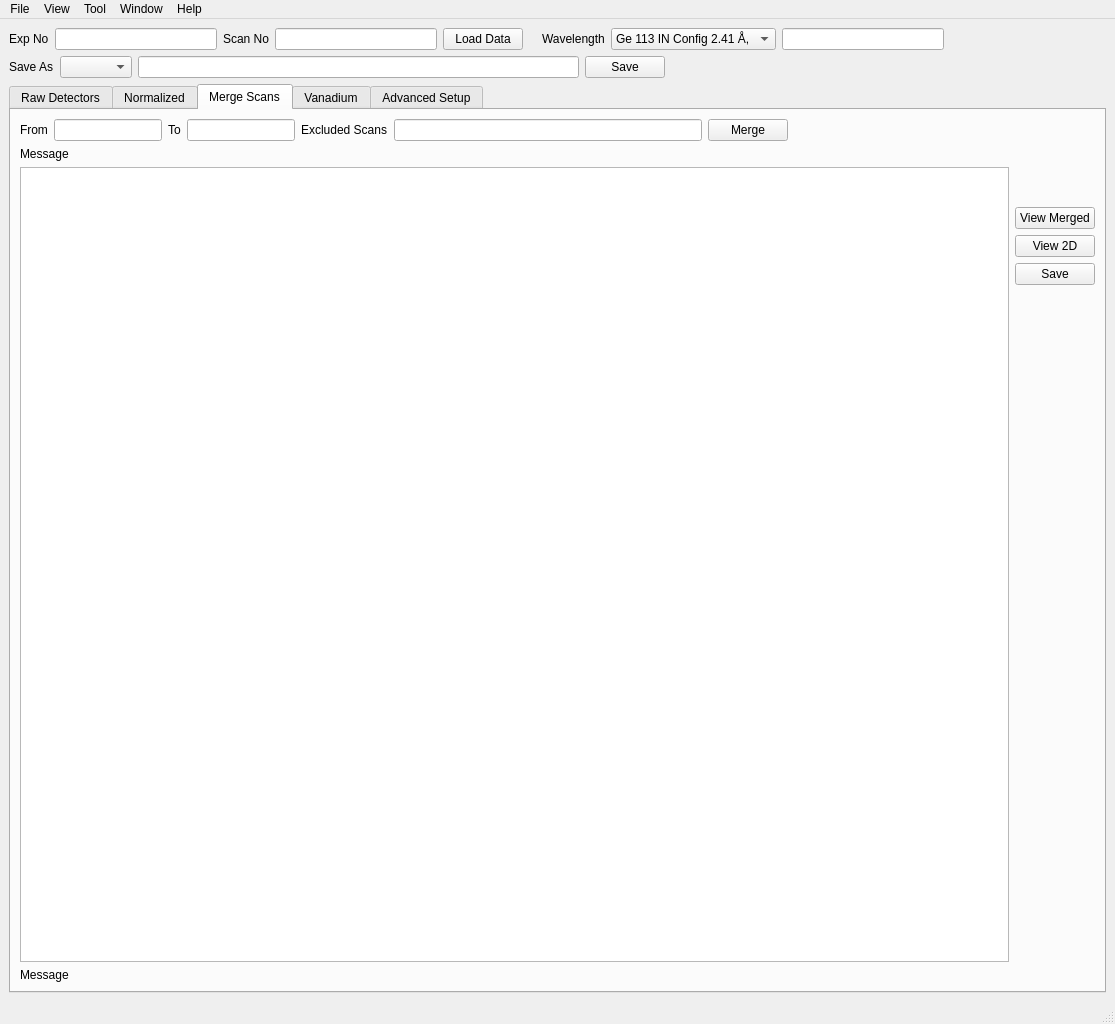
This is Code/Mantid/scripts/HFIRPowderReduction/Ui_MainWindow.ui in mantidproject/mantid as Qt 5 draws it before an edit. The edited form follows.
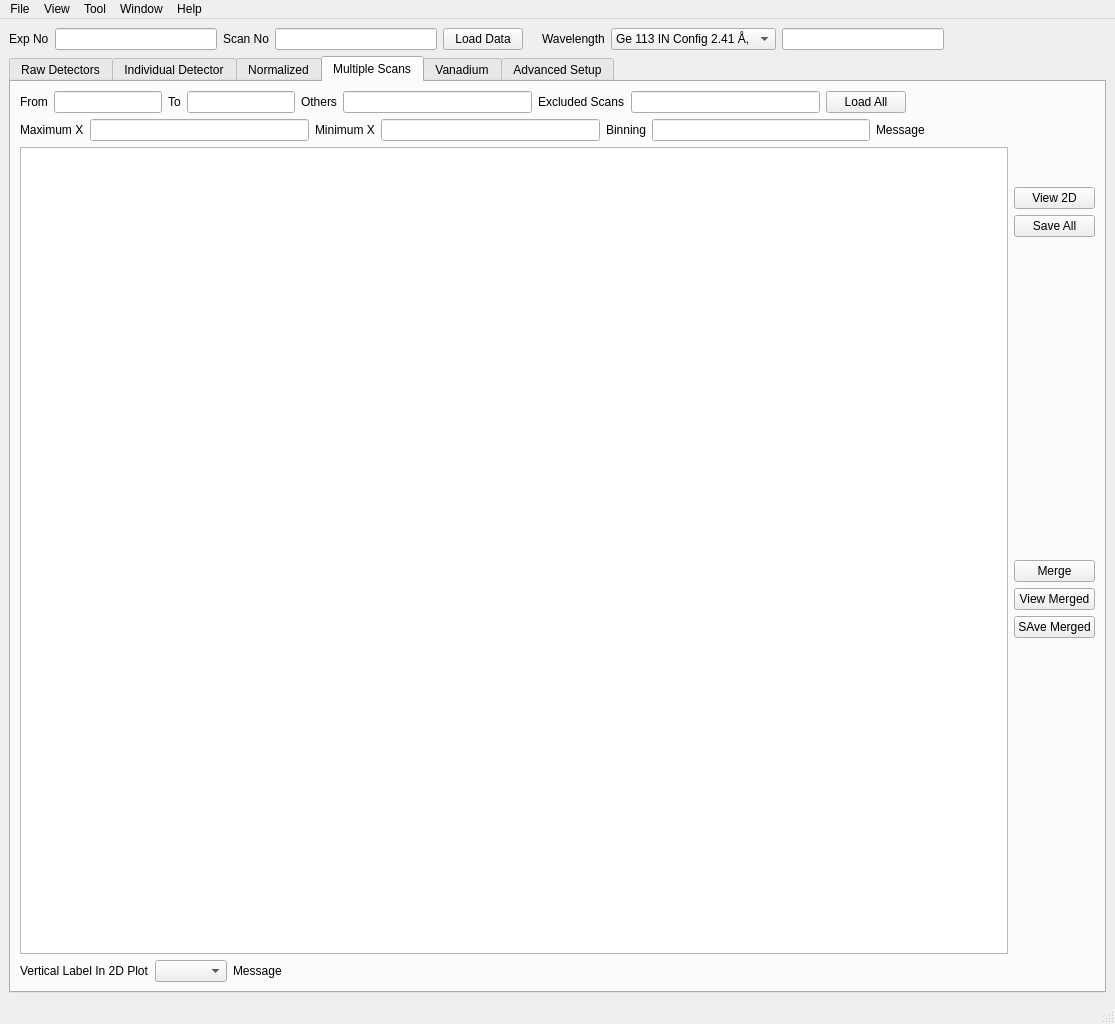
This is the edited form.

Commit message: Added a README. Refs #11289.

What changed in the file:
```diff
--- a/Code/Mantid/scripts/HFIRPowderReduction/Ui_MainWindow.ui
+++ b/Code/Mantid/scripts/HFIRPowderReduction/Ui_MainWindow.ui
@@ -102,43 +102,6 @@
         </item>
        </layout>
       </item>
-      <item>
-       <layout class="QHBoxLayout" name="horizontalLayout_22">
-        <item>
-         <widget class="QLabel" name="label_outputFormat">
-          <property name="text">
-           <string>Save As</string>
-          </property>
-         </widget>
-        </item>
-        <item>
-         <widget class="QComboBox" name="comboBox_outputFormat"/>
-        </item>
-        <item>
-         <widget class="QLineEdit" name="lineEdit_outputFileName"/>
-        </item>
-        <item>
-         <widget class="QPushButton" name="pushButton_saveData">
-          <property name="text">
-           <string>Save</string>
-          </property>
-         </widget>
-        </item>
-        <item>
-         <spacer name="horizontalSpacer_14">
-          <property name="orientation">
-           <enum>Qt::Horizontal</enum>
-          </property>
-          <property name="sizeHint" stdset="0">
-           <size>
-            <width>40</width>
-            <height>20</height>
-           </size>
-          </property>
-         </spacer>
-        </item>
-       </layout>
-      </item>
       <item>
        <layout class="QHBoxLayout" name="horizontalLayout_2">
         <item>
@@ -359,6 +322,63 @@
             </item>
            </layout>
           </widget>
+          <widget class="QWidget" name="tab_5">
+           <attribute name="title">
+            <string>Individual Detector</string>
+           </attribute>
+           <layout class="QGridLayout" name="gridLayout_7">
+            <item row="0" column="0">
+             <layout class="QVBoxLayout" name="verticalLayout_8">
+              <item>
+               <layout class="QHBoxLayout" name="horizontalLayout_21">
+                <item>
+                 <widget class="QLabel" name="label_11">
+                  <property name="text">
+                   <string>Detector</string>
+                  </property>
+                 </widget>
+                </item>
+                <item>
+                 <widget class="QLineEdit" name="lineEdit"/>
+                </item>
+               </layout>
+              </item>
+              <item>
+               <layout class="QHBoxLayout" name="horizontalLayout_17">
+                <item>
+                 <layout class="QHBoxLayout" name="horizontalLayout_23">
+                  <item>
+                   <widget class="QGraphicsView" name="graphicsView"/>
+                  </item>
+                 </layout>
+                </item>
+                <item>
+                 <layout class="QHBoxLayout" name="horizontalLayout_24">
+                  <item>
+                   <widget class="QLineEdit" name="lineEdit_2">
+                    <property name="sizePolicy">
+                     <sizepolicy hsizetype="Fixed" vsizetype="Fixed">
+                      <horstretch>0</horstretch>
+                      <verstretch>0</verstretch>
+                     </sizepolicy>
+                    </property>
+                   </widget>
+                  </item>
+                 </layout>
+                </item>
+               </layout>
+              </item>
+              <item>
+               <layout class="QVBoxLayout" name="verticalLayout_10">
+                <item>
+                 <widget class="QComboBox" name="comboBox"/>
+                </item>
+               </layout>
+              </item>
+             </layout>
+            </item>
+           </layout>
+          </widget>
           <widget class="QWidget" name="tab">
            <attribute name="title">
             <string>Normalized</string>
@@ -499,6 +519,43 @@
                 </item>
                </layout>
               </item>
+              <item>
+               <layout class="QHBoxLayout" name="horizontalLayout_22">
+                <item>
+                 <widget class="QLabel" name="label_outputFormat">
+                  <property name="text">
+                   <string>Save As</string>
+                  </property>
+                 </widget>
+                </item>
+                <item>
+                 <widget class="QComboBox" name="comboBox_outputFormat"/>
+                </item>
+                <item>
+                 <widget class="QLineEdit" name="lineEdit_outputFileName"/>
+                </item>
+                <item>
+                 <widget class="QPushButton" name="pushButton_saveData">
+                  <property name="text">
+                   <string>Save</string>
+                  </property>
+                 </widget>
+                </item>
+                <item>
+                 <spacer name="horizontalSpacer_14">
+                  <property name="orientation">
+                   <enum>Qt::Horizontal</enum>
+                  </property>
+                  <property name="sizeHint" stdset="0">
+                   <size>
+                    <width>40</width>
+                    <height>20</height>
+                   </size>
+                  </property>
+                 </spacer>
+                </item>
+               </layout>
+              </item>
               <item>
                <layout class="QHBoxLayout" name="horizontalLayout_5">
                 <item>
@@ -679,7 +736,7 @@
           </widget>
           <widget class="QWidget" name="tab_merge">
            <attribute name="title">
-            <string>Merge Scans</string>
+            <string>Multiple Scans</string>
            </attribute>
            <layout class="QGridLayout" name="gridLayout_6">
             <item row="0" column="0">
@@ -726,6 +783,16 @@
                   </property>
                  </widget>
                 </item>
+                <item>
+                 <widget class="QLabel" name="label_12">
+                  <property name="text">
+                   <string>Others</string>
+                  </property>
+                 </widget>
+                </item>
+                <item>
+                 <widget class="QLineEdit" name="lineEdit_extraScans"/>
+                </item>
                 <item>
                  <widget class="QLabel" name="label_10">
                   <property name="toolTip">
@@ -740,9 +807,9 @@
                  <widget class="QLineEdit" name="lineEdit_exclScans"/>
                 </item>
                 <item>
-                 <widget class="QPushButton" name="pushButton_mergeScans">
+                 <widget class="QPushButton" name="pushButton">
                   <property name="text">
-                   <string>Merge</string>
+                   <string>Load All</string>
                   </property>
                  </widget>
                 </item>
@@ -763,8 +830,44 @@
               </item>
               <item>
                <layout class="QHBoxLayout" name="horizontalLayout_18">
+                <item>
+                 <widget class="QLabel" name="label_15">
+                  <property name="text">
+                   <string>Maximum X</string>
+                  </property>
+                 </widget>
+                </item>
+                <item>
+                 <widget class="QLineEdit" name="lineEdit_3"/>
+                </item>
+                <item>
+                 <widget class="QLabel" name="label_14">
+                  <property name="text">
+                   <string>Minimum X</string>
+                  </property>
+                 </widget>
+                </item>
+                <item>
+                 <widget class="QLineEdit" name="lineEdit_4"/>
+                </item>
+                <item>
+                 <widget class="QLabel" name="label_16">
+                  <property name="text">
+                   <string>Binning</string>
+                  </property>
+                 </widget>
+                </item>
+                <item>
+                 <widget class="QLineEdit" name="lineEdit_5"/>
+                </item>
                 <item>
                  <widget class="QLabel" name="label_6">
+                  <property name="sizePolicy">
+                   <sizepolicy hsizetype="Expanding" vsizetype="Preferred">
+                    <horstretch>0</horstretch>
+                    <verstretch>0</verstretch>
+                   </sizepolicy>
+                  </property>
                   <property name="text">
                    <string>Message</string>
                   </property>
@@ -799,13 +902,6 @@
                     </property>
                    </spacer>
                   </item>
-                  <item>
-                   <widget class="QPushButton" name="pushButton_viewMerge">
-                    <property name="text">
-                     <string>View Merged</string>
-                    </property>
-                   </widget>
-                  </item>
                   <item>
                    <widget class="QPushButton" name="pushButton_view2D">
                     <property name="text">
@@ -816,7 +912,41 @@
                   <item>
                    <widget class="QPushButton" name="pushButton_saveMerge">
                     <property name="text">
-                     <string>Save</string>
+                     <string>Save All</string>
+                    </property>
+                   </widget>
+                  </item>
+                  <item>
+                   <spacer name="verticalSpacer_12">
+                    <property name="orientation">
+                     <enum>Qt::Vertical</enum>
+                    </property>
+                    <property name="sizeHint" stdset="0">
+                     <size>
+                      <width>20</width>
+                      <height>40</height>
+                     </size>
+                    </property>
+                   </spacer>
+                  </item>
+                  <item>
+                   <widget class="QPushButton" name="pushButton_mergeScans">
+                    <property name="text">
+                     <string>Merge</string>
+                    </property>
+                   </widget>
+                  </item>
+                  <item>
+                   <widget class="QPushButton" name="pushButton_viewMerge">
+                    <property name="text">
+                     <string>View Merged</string>
+                    </property>
+                   </widget>
+                  </item>
+                  <item>
+                   <widget class="QPushButton" name="pushButton_2">
+                    <property name="text">
+                     <string>SAve Merged</string>
                     </property>
                    </widget>
                   </item>
@@ -839,8 +969,24 @@
               </item>
               <item>
                <layout class="QHBoxLayout" name="horizontalLayout_20">
+                <item>
+                 <widget class="QLabel" name="label_13">
+                  <property name="text">
+                   <string>Vertical Label In 2D Plot</string>
+                  </property>
+                 </widget>
+                </item>
+                <item>
+                 <widget class="QComboBox" name="comboBox_2"/>
+                </item>
                 <item>
                  <widget class="QLabel" name="label_7">
+                  <property name="sizePolicy">
+                   <sizepolicy hsizetype="Expanding" vsizetype="Preferred">
+                    <horstretch>0</horstretch>
+                    <verstretch>0</verstretch>
+                   </sizepolicy>
+                  </property>
                   <property name="text">
                    <string>Message</string>
                   </property>
```
Left out of the diff: 56 changed lines with no effect on the pictures. The commit also changes 1 other file.
